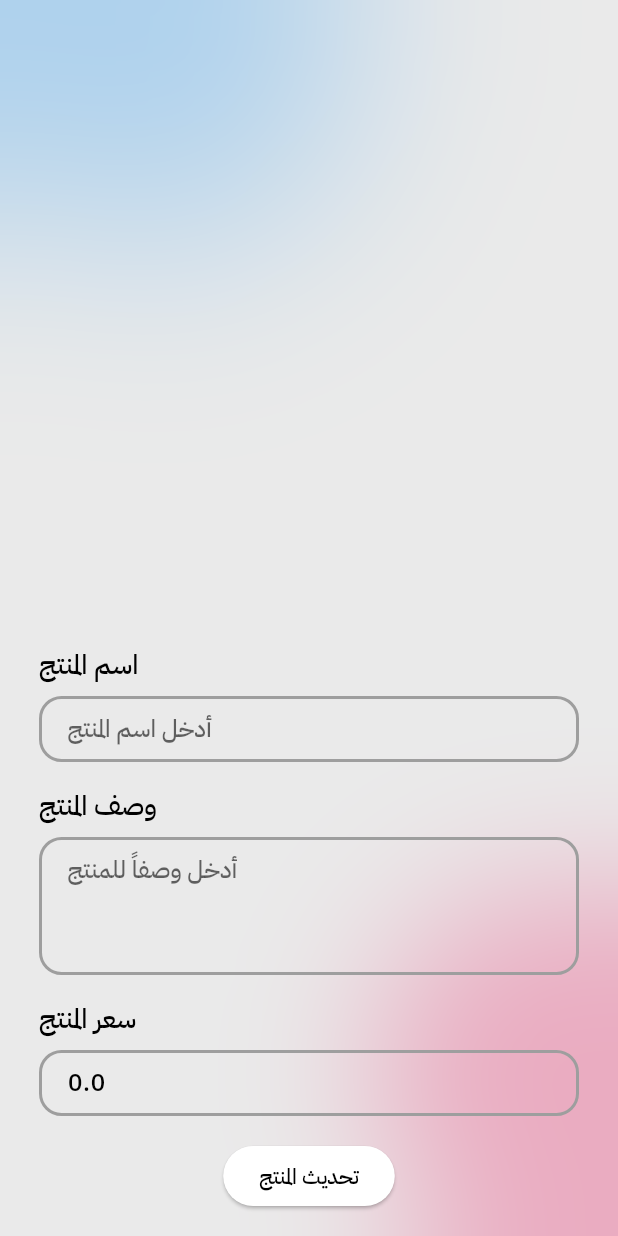
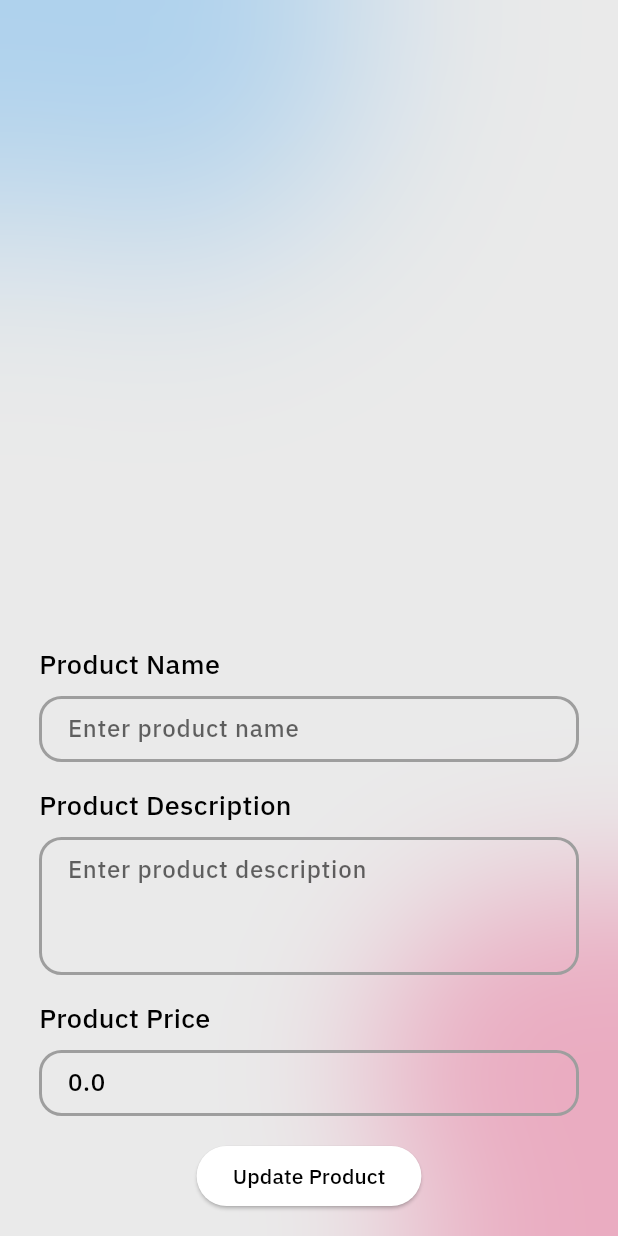
Before and after one commit to cubetech110/cube_business, a Flutter app: the ProductDetailsScreen screen opened directly with empty values, on a phone screen of 412 x 824 dp. Run offline on Flutter 3.47's test engine with Material 3 defaults, Android fonts, the phone set to English and light mode, and no system bars; our stand-ins replace cloud_firestore, firebase_auth, firebase_core, firebase_storage, flutter_svg, google_generative_ai and 4 more; missing offline and left inert: glowy_borders; accounts and stored records are empty; network calls fail; project files that could hold a hidden picture were left out.

Commit message:
store mangment, translate edit items
store mangment => Account mangment,  translate edit items to en

```diff
--- a/lib/views/pages/home/widgets/items_home.dart
+++ b/lib/views/pages/home/widgets/items_home.dart
@@ -83,7 +83,7 @@
                 ItemsRow(
                   items: [
                     Items(
-                      title: 'Store Management',
+                      title: 'Account Management',
                       percentage: '',
                       icon: Container(
                         padding: const EdgeInsets.all(10),
--- a/lib/views/pages/products/product_edit_screen.dart
+++ b/lib/views/pages/products/product_edit_screen.dart
@@ -49,7 +49,7 @@
       // ignore: use_build_context_synchronously
       ScaffoldMessenger.of(context).showSnackBar(
         const SnackBar(
-            content: Text('يرجى إكمال جميع الحقول وإضافة صور للمنتج')),
+            content: Text('Please complete all fields and add images of the product')),
       );
       return;
     }
@@ -85,7 +85,7 @@
       });
 
       ScaffoldMessenger.of(context).showSnackBar(
-        const SnackBar(content: Text('تم تحديث المنتج بنجاح')),
+        const SnackBar(content: Text('Product updated successfully')),
       );
 
       Navigator.pop(context);
@@ -117,24 +117,24 @@
                       _buildImagePageView(widget.product),
                       const SizedBox(height: 16),
                       CustomTextField(
-                        label: 'اسم المنتج',
-                        hintText: 'أدخل اسم المنتج',
+                        label: 'Product Name',
+                        hintText: 'Enter product name',
                         controller: productNameController,
                         maxLines: 1,
                         keyboardType: TextInputType.text,
                       ),
                       const SizedBox(height: 16),
                       CustomTextField(
-                        label: 'وصف المنتج',
-                        hintText: 'أدخل وصفاً للمنتج',
+                        label: 'Product Description',
+                        hintText: 'Enter product description',
                         controller: productDescriptionController,
                         maxLines: 3,
                         keyboardType: TextInputType.multiline,
                       ),
                       const SizedBox(height: 16),
                       CustomTextField(
-                        label: 'سعر المنتج',
-                        hintText: 'أدخل سعر المنتج',
+                        label: 'Product Price',
+                        hintText: 'Enter product price',
                         controller: productPriceController,
                         maxLines: 1,
                         keyboardType: TextInputType.number,
@@ -144,7 +144,7 @@
                         Center(
                           child: ElevatedButton(
                             onPressed: _saveChanges,
-                            child: const Text('تحديث المنتج'),
+                            child: const Text('Update Product'),
                           ),
                         ),
                     ],
```
